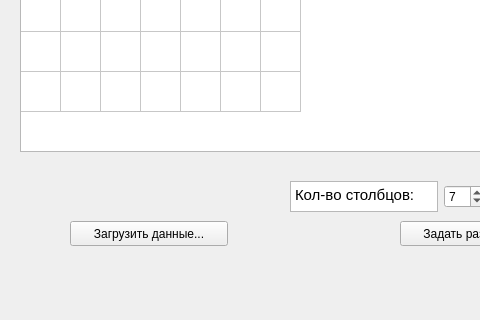
This is app.ui in lizatish/GameTheory as Qt 5 draws it before an edit; both pictures show x 0 to 480 and y 209 to 529 of the 808 by 529 pixel window. The edited form follows.
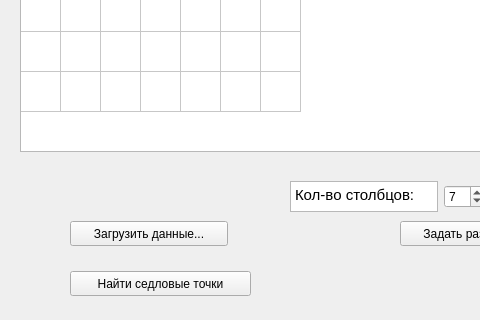
This is the edited form.

Commit message: Лаба1: поиск седловых точек

The edit to the form file:
```diff
--- a/app.ui
+++ b/app.ui
@@ -156,6 +156,19 @@
    <column/>
    <column/>
   </widget>
+  <widget class="QPushButton" name="findSaddlePointsButton">
+   <property name="geometry">
+    <rect>
+     <x>70</x>
+     <y>480</y>
+     <width>181</width>
+     <height>25</height>
+    </rect>
+   </property>
+   <property name="text">
+    <string>Найти седловые точки</string>
+   </property>
+  </widget>
  </widget>
  <resources/>
  <connections/>
```
The commit also changes 2 other files.
